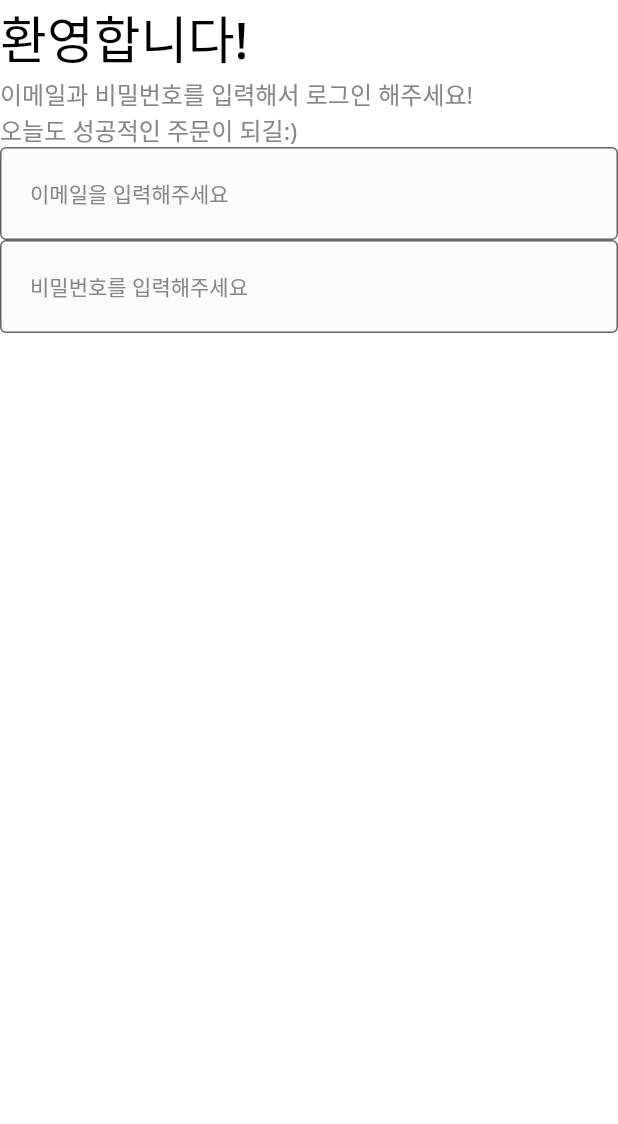
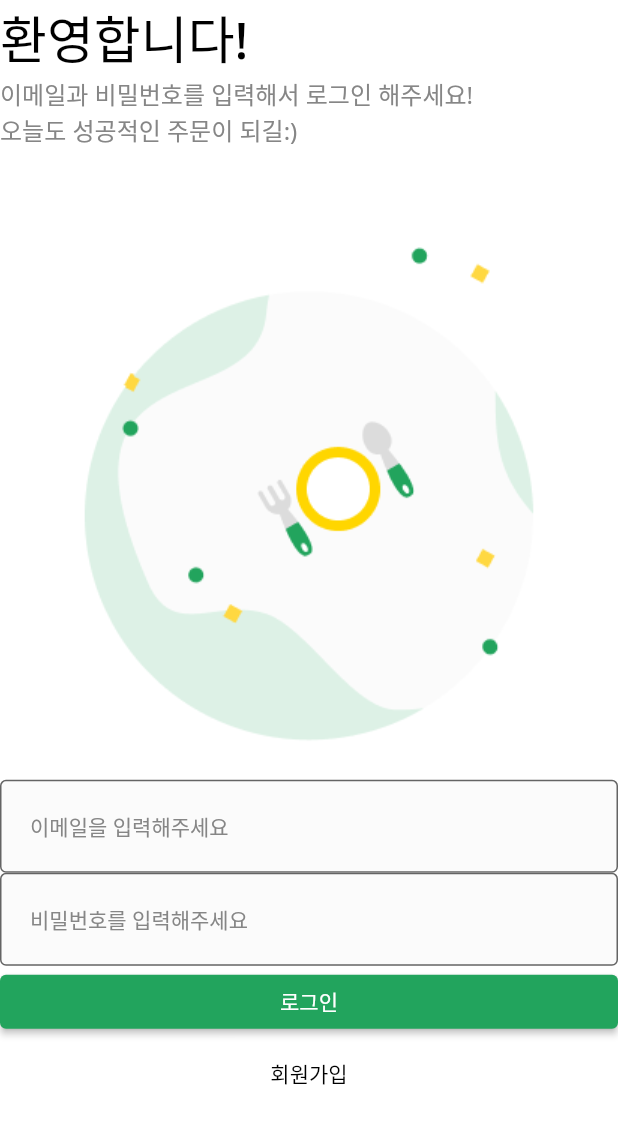
Before and after one commit to seoyoon513/restaurant_flutter_app, a Flutter app: the screen it shows after launch, on a phone screen of 412 x 824 dp. Shown: the top 1124 px of the screen. Run offline on Flutter 3.47's test engine with Material 2 defaults, Android fonts, the phone set to English and light mode, and no system bars.

Commit message:
[ui] add buttons

```diff
--- a/lib/common/user/view/login_screen.dart
+++ b/lib/common/user/view/login_screen.dart
@@ -19,6 +19,10 @@ class LoginScreen extends StatelessWidget {
           children: [
             _Title(),
             _SubTitle(),
+            Image.asset(
+              'asset/img/misc/logo.png',
+              width: MediaQuery.of(context).size.width / 3 * 2, // 전체 화면 너비의 2/3 사이즈
+            ),
             CustomTextFormField(
               hintText: '이메일을 입력해주세요',
               onChanged: (String value) {},
@@ -28,6 +32,24 @@ class LoginScreen extends StatelessWidget {
               onChanged: (String value) {},
               obscureText: true,
             ),
+            ElevatedButton(
+              onPressed: () {},
+              style: ElevatedButton.styleFrom(
+                //primary: PRIMARY_COLOR, - deprecated
+                backgroundColor: PRIMARY_COLOR, // 색 변화가 없음
+              ),
+              child: Text(
+                  '로그인'
+              ),
+            ),
+            TextButton(
+              onPressed: () {},
+              style: TextButton.styleFrom(
+                //primary: Colors.black, - deprecated
+                foregroundColor: Colors.black, // 색 변화가 없음
+              ),
+              child: Text('회원가입'),
+            )
           ],
         ),
       ),
```
